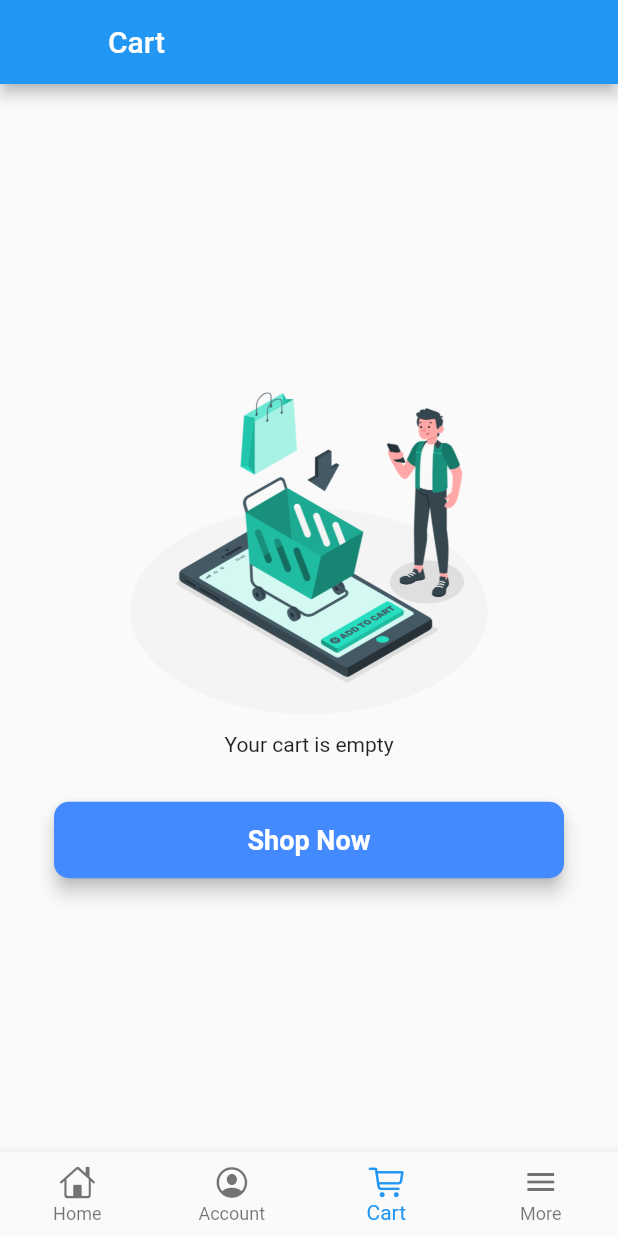
After one commit to bornakpaul/goodhealth, a Flutter app: the MainScreen screen opened directly, item 3 of the bottom bar chosen, after a tap on "Shop Now", on a phone screen of 412 x 824 dp. The commit adds this screen. Run offline on Flutter 3.47's test engine with Material 2 defaults, Android fonts, the phone set to English and light mode, and no system bars; our stand-ins replace cloud_firestore, firebase_auth, firebase_core, fluttertoast; accounts and stored records are empty.

Commit message:
added new ui

```diff
--- /dev/null
+++ b/lib/data/pages.dart
@@ -0,0 +1,53 @@
+import 'package:flutter/material.dart';
+import 'package:goodhealth/screens/cart.dart';
+import 'package:goodhealth/screens/home.dart';
+import 'package:goodhealth/screens/moreinfo.dart';
+import 'package:goodhealth/screens/profile.dart';
+
+class HomeOption extends StatelessWidget {
+  const HomeOption({Key? key}) : super(key: key);
+
+  @override
+  Widget build(BuildContext context) {
+    return Scaffold(
+      body: Home(),
+    );
+  }
+}
+
+class AccountOption extends StatelessWidget {
+  const AccountOption({Key? key}) : super(key: key);
+
+  @override
+  Widget build(BuildContext context) {
+    return Scaffold(
+      body: ProfileScreen(),
+    );
+  }
+}
+
+class CartOption extends StatelessWidget {
+  const CartOption({Key? key}) : super(key: key);
+
+  @override
+  Widget build(BuildContext context) {
+    return Scaffold(
+      body: Center(
+        child: CartPage(),
+      ),
+    );
+  }
+}
+
+class MoreOption extends StatelessWidget {
+  const MoreOption({Key? key}) : super(key: key);
+
+  @override
+  Widget build(BuildContext context) {
+    return Scaffold(
+      body: Center(
+        child: MoreInfoPage(),
+      ),
+    );
+  }
+}
--- a/lib/main.dart
+++ b/lib/main.dart
@@ -23,7 +23,7 @@ class MyApp extends StatelessWidget {
       theme: ThemeData(
         primarySwatch: Colors.blue,
       ),
-      home: Onboarding(),
+      home: LoginScreen(),
     );
   }
 }
--- /dev/null
+++ b/lib/screens/cart.dart
@@ -0,0 +1,73 @@
+import 'package:flutter/material.dart';
+
+class CartPage extends StatefulWidget {
+  const CartPage({Key? key}) : super(key: key);
+
+  @override
+  _CartPageState createState() => _CartPageState();
+}
+
+class _CartPageState extends State<CartPage> {
+  @override
+  Widget build(BuildContext context) {
+    //! MediaQuery sizes
+    final width = MediaQuery.of(context).size.width;
+    final height = MediaQuery.of(context).size.height;
+
+    //! BUTTON
+    final addToCartButton = Material(
+      elevation: 5,
+      borderRadius: BorderRadius.circular(10.0),
+      color: Colors.blueAccent,
+      child: MaterialButton(
+        padding: EdgeInsets.symmetric(vertical: 15, horizontal: 20),
+        minWidth: width,
+        onPressed: () {},
+        child: Text(
+          "Shop Now",
+          textAlign: TextAlign.center,
+          style: TextStyle(
+            color: Colors.white,
+            fontSize: 18,
+            fontWeight: FontWeight.bold,
+          ),
+        ),
+      ),
+    );
+
+    return Scaffold(
+      appBar: AppBar(
+        title: Text("Cart"),
+        leading: IconButton(
+          icon: Icon(
+            Icons.arrow_back,
+            color: Colors.transparent,
+          ),
+          onPressed: () {},
+        ),
+      ),
+      body: Center(
+        child: Padding(
+          padding: const EdgeInsets.all(36.0),
+          child: Column(
+            mainAxisAlignment: MainAxisAlignment.center,
+            children: [
+              SizedBox(
+                height: 250,
+                child: Image.asset(
+                  "assets/empty_cart.png",
+                  fit: BoxFit.contain,
+                ),
+              ),
+              Text('Your cart is empty'),
+              SizedBox(
+                height: 30.0,
+              ),
+              addToCartButton,
+            ],
+          ),
+        ),
+      ),
+    );
+  }
+}
--- a/lib/screens/home.dart
+++ b/lib/screens/home.dart
@@ -10,44 +10,17 @@ class Home extends StatelessWidget {
     final width = MediaQuery.of(context).size.width;
     final height = MediaQuery.of(context).size.height;
 
-    //! BUTTON
-    final profileButton = Material(
-      elevation: 5,
-      borderRadius: BorderRadius.circular(10.0),
-      color: Colors.blueAccent,
-      child: MaterialButton(
-        padding: EdgeInsets.symmetric(vertical: 15, horizontal: 20),
-        minWidth: width,
-        onPressed: () {
-          Navigator.push(context,
-              MaterialPageRoute(builder: (context) => ProfileScreen()));
-        },
-        child: Text(
-          "Profile",
-          textAlign: TextAlign.center,
-          style: TextStyle(
-            color: Colors.white,
-            fontSize: 18,
-            fontWeight: FontWeight.bold,
-          ),
-        ),
-      ),
-    );
-
     return Scaffold(
       appBar: AppBar(
-        title: Text("Good Health"),
-        leading: IconButton(
-          icon: Icon(Icons.arrow_back),
-          onPressed: () {
-            Navigator.pop(context);
-          },
-        ),
-      ),
+          title: Text("Good Health"),
+          leading: Icon(
+            Icons.arrow_back,
+            color: Colors.transparent,
+          )),
       body: Center(
         child: Padding(
           padding: const EdgeInsets.all(36.0),
-          child: profileButton,
+          child: Text("Home Screen"),
         ),
       ),
     );
--- a/lib/screens/login.dart
+++ b/lib/screens/login.dart
@@ -3,6 +3,7 @@ import 'package:flutter/material.dart';
 import 'package:flutter/services.dart';
 import 'package:fluttertoast/fluttertoast.dart';
 import 'package:goodhealth/screens/home.dart';
+import 'package:goodhealth/screens/mainScreen.dart';
 import 'package:goodhealth/screens/profile.dart';
 import 'package:goodhealth/screens/registration.dart';
 
@@ -190,7 +191,7 @@ class _LoginScreenState extends State<LoginScreen> {
           .then((uid) => {
                 Fluttertoast.showToast(msg: "Login Successful"),
                 Navigator.of(context).pushReplacement(
-                    MaterialPageRoute(builder: (context) => ProfileScreen())),
+                    MaterialPageRoute(builder: (context) => MainScreen())),
               })
           .catchError((e) {
         Fluttertoast.showToast(msg: e!.message);
--- /dev/null
+++ b/lib/screens/mainScreen.dart
@@ -0,0 +1,61 @@
+import 'dart:collection';
+
+import 'package:flutter/cupertino.dart';
+import 'package:flutter/material.dart';
+import 'package:goodhealth/data/pages.dart';
+
+class MainScreen extends StatefulWidget {
+  const MainScreen({Key? key}) : super(key: key);
+
+  @override
+  _MainScreenState createState() => _MainScreenState();
+}
+
+class _MainScreenState extends State<MainScreen> {
+  ListQueue<int> _navigationQueue = ListQueue();
+  int _index = 0;
+  var _pages = [
+    HomeOption(),
+    AccountOption(),
+    CartOption(),
+    MoreOption(),
+  ];
+
+  @override
+  Widget build(BuildContext context) {
+    return Scaffold(
+      body: _pages[_index],
+      bottomNavigationBar: BottomNavigationBar(
+        type: BottomNavigationBarType.fixed,
+        items: [
+          BottomNavigationBarItem(
+            icon: Icon(CupertinoIcons.home),
+            label: 'Home',
+          ),
+          BottomNavigationBarItem(
+            icon: Icon(CupertinoIcons.profile_circled),
+            label: 'Account',
+          ),
+          BottomNavigationBarItem(
+            icon: Icon(CupertinoIcons.cart),
+            label: 'Cart',
+          ),
+          BottomNavigationBarItem(
+            icon: Icon(Icons.menu),
+            label: 'More',
+          ),
+        ],
+        currentIndex: this._index,
+        onTap: (index) {
+          if (index != _index) {
+            _navigationQueue.removeWhere((element) => element == index);
+            _navigationQueue.addLast(index);
+            setState(() {
+              this._index = index;
+            });
+          }
+        },
+      ),
+    );
+  }
+}
--- a/lib/screens/profile.dart
+++ b/lib/screens/profile.dart
@@ -18,7 +18,6 @@ class _ProfileScreenState extends State<ProfileScreen> {
 
   @override
   void initState() {
-    // TODO: implement initState
     super.initState();
     FirebaseFirestore.instance
         .collection("users")
--- a/lib/screens/registration.dart
+++ b/lib/screens/registration.dart
@@ -5,6 +5,7 @@ import 'package:fluttertoast/fluttertoast.dart';
 import 'package:goodhealth/models/user_model.dart';
 import 'package:goodhealth/screens/home.dart';
 import 'package:goodhealth/screens/login.dart';
+import 'package:goodhealth/screens/mainScreen.dart';
 import 'package:goodhealth/screens/profile.dart';
 
 class RegistrationScreen extends StatefulWidget {
@@ -329,7 +330,7 @@ class _RegistrationScreenState extends State<RegistrationScreen> {
     Fluttertoast.showToast(msg: "Account created successfully");
     Navigator.pushAndRemoveUntil(
         context,
-        MaterialPageRoute(builder: (context) => ProfileScreen()),
+        MaterialPageRoute(builder: (context) => MainScreen()),
         (route) => false);
   }
 }
```
Also changed, not shown: lib/data/moreinfoData.dart (added, +53 -0 lines), lib/screens/moreinfo.dart (added, +51 -0 lines), assets/empty_cart.png (added).
